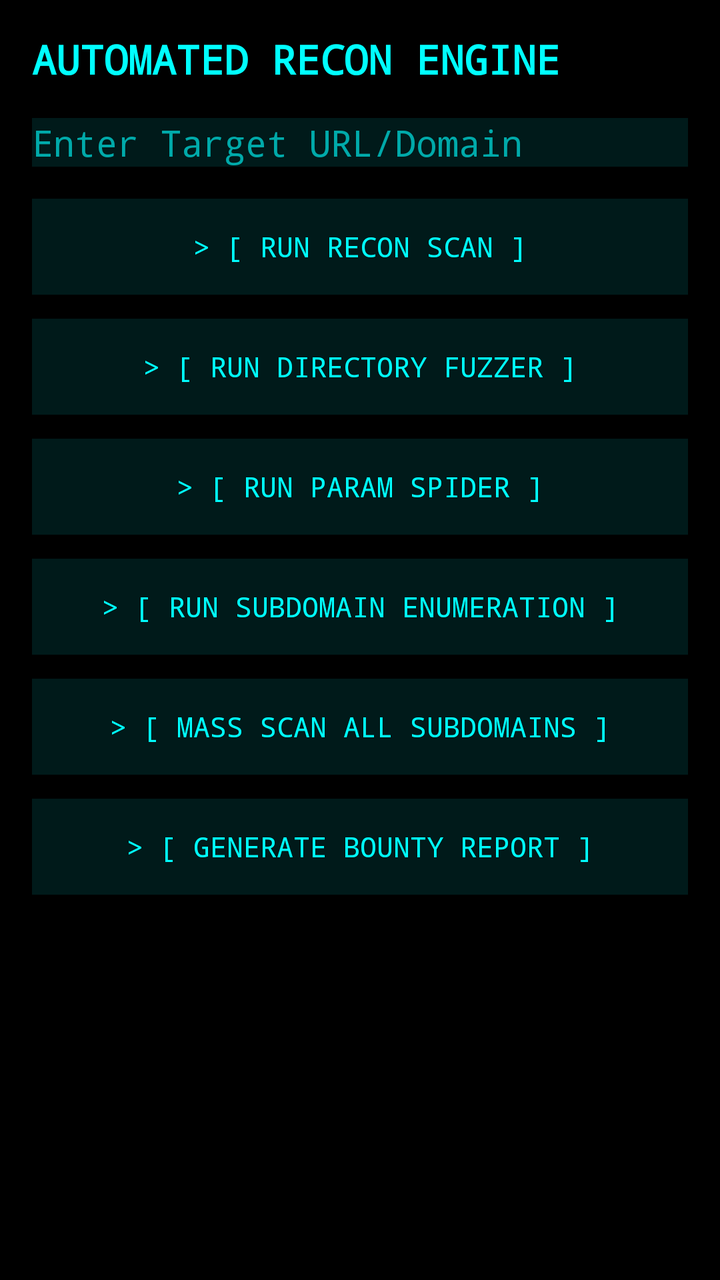
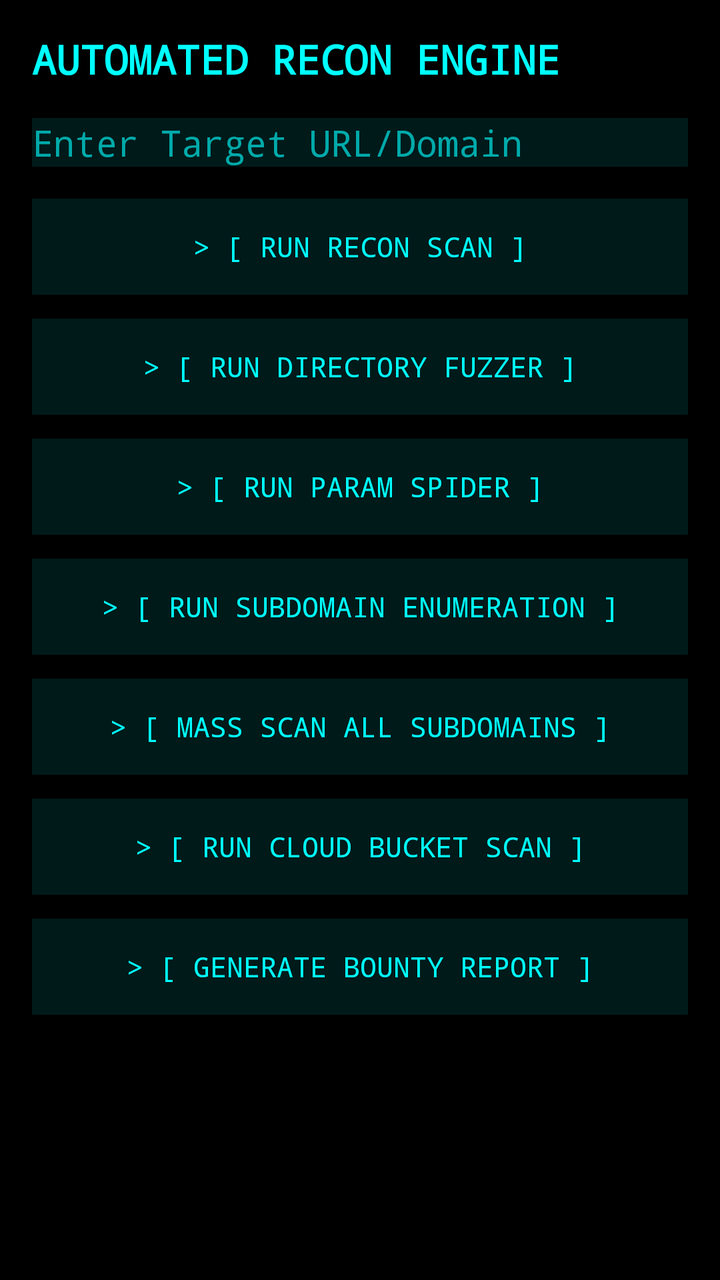

Compare the two renders of this Android layout. The source of the first and the diff that turns it into the second are given below.
<!-- AndroidManifest.xml: application theme Theme.AppCompat -->
<!-- res/layout/activity_recon.xml -->
<?xml version="1.0" encoding="utf-8"?>
<LinearLayout xmlns:android="http://schemas.android.com/apk/res/android"
    android:layout_width="match_parent"
    android:layout_height="match_parent"
    android:background="#000000"
    android:orientation="vertical"
    android:padding="16dp">

    <TextView
        android:layout_width="match_parent"
        android:layout_height="wrap_content"
        android:fontFamily="monospace"
        android:text="AUTOMATED RECON ENGINE"
        android:textColor="#00FFFF"
        android:textSize="20sp"
        android:textStyle="bold" />

    <EditText
        android:id="@+id/urlInput"
        android:layout_width="match_parent"
        android:layout_height="wrap_content"
        android:layout_marginTop="16dp"
        android:background="#001a1a"
        android:fontFamily="monospace"
        android:hint="Enter Target URL/Domain"
        android:inputType="textUri"
        android:textColor="#00FFFF"
        android:textColorHint="#00AAAA" />

    <Button
        android:id="@+id/runButton"
        android:layout_width="match_parent"
        android:layout_height="wrap_content"
        android:layout_marginTop="16dp"
        android:background="#001a1a"
        android:fontFamily="monospace"
        android:text="> [ RUN RECON SCAN ]"
        android:textColor="#00FFFF" />

    <Button
        android:id="@+id/fuzzButton"
        android:layout_width="match_parent"
        android:layout_height="wrap_content"
        android:layout_marginTop="12dp"
        android:background="#001a1a"
        android:fontFamily="monospace"
        android:text="> [ RUN DIRECTORY FUZZER ]"
        android:textColor="#00FFFF" />

    <Button
        android:id="@+id/paramButton"
        android:layout_width="match_parent"
        android:layout_height="wrap_content"
        android:layout_marginTop="12dp"
        android:background="#001a1a"
        android:fontFamily="monospace"
        android:text="> [ RUN PARAM SPIDER ]"
        android:textColor="#00FFFF" />

    <Button
        android:id="@+id/subdomainButton"
        android:layout_width="match_parent"
        android:layout_height="wrap_content"
        android:layout_marginTop="12dp"
        android:background="#001a1a"
        android:fontFamily="monospace"
        android:text="> [ RUN SUBDOMAIN ENUMERATION ]"
        android:textColor="#00FFFF" />

    <Button
        android:id="@+id/massScanButton"
        android:layout_width="match_parent"
        android:layout_height="wrap_content"
        android:layout_marginTop="12dp"
        android:background="#001a1a"
        android:fontFamily="monospace"
        android:text="> [ MASS SCAN ALL SUBDOMAINS ]"
        android:textColor="#00FFFF" />

    <Button
        android:id="@+id/reportButton"
        android:layout_width="match_parent"
        android:layout_height="wrap_content"
        android:layout_marginTop="12dp"
        android:background="#001a1a"
        android:fontFamily="monospace"
        android:text="> [ GENERATE BOUNTY REPORT ]"
        android:textColor="#00FFFF" />

    <ProgressBar
        android:id="@+id/progressBar"
        style="?android:attr/progressBarStyleLarge"
        android:layout_width="wrap_content"
        android:layout_height="wrap_content"
        android:layout_gravity="center"
        android:layout_marginTop="16dp"
        android:visibility="gone" />

    <ScrollView
        android:layout_width="match_parent"
        android:layout_height="0dp"
        android:layout_marginTop="12dp"
        android:layout_weight="1">

        <TextView
            android:id="@+id/reportText"
            android:layout_width="match_parent"
            android:layout_height="wrap_content"
            android:fontFamily="monospace"
            android:textColor="#00FFAA"
            android:textSize="14sp" />
    </ScrollView>
</LinearLayout>
<!-- resources referenced by this layout -->
<resources>

</resources>

<!-- the commit's change to res/layout/activity_recon.xml (unified diff, before → after) -->
@@ -78,6 +78,16 @@
         android:textColor="#00FFFF" />
 
     <Button
+        android:id="@+id/bucketButton"
+        android:layout_width="match_parent"
+        android:layout_height="wrap_content"
+        android:layout_marginTop="12dp"
+        android:background="#001a1a"
+        android:fontFamily="monospace"
+        android:text="> [ RUN CLOUD BUCKET SCAN ]"
+        android:textColor="#00FFFF" />
+
+    <Button
         android:id="@+id/reportButton"
         android:layout_width="match_parent"
         android:layout_height="wrap_content"
